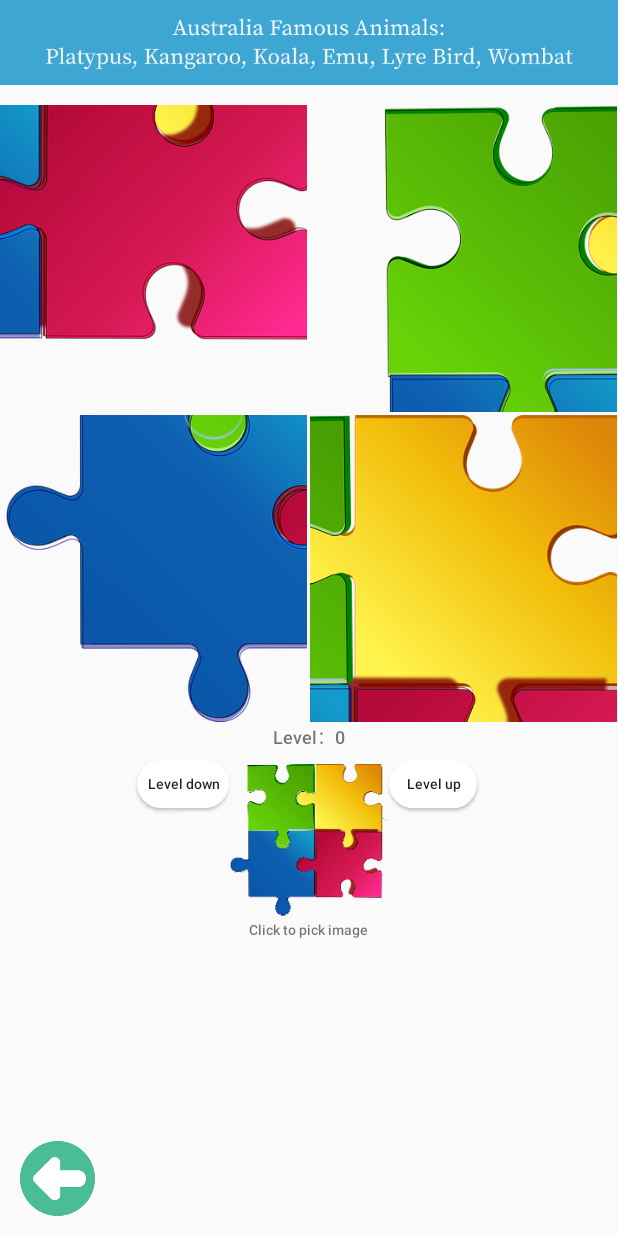
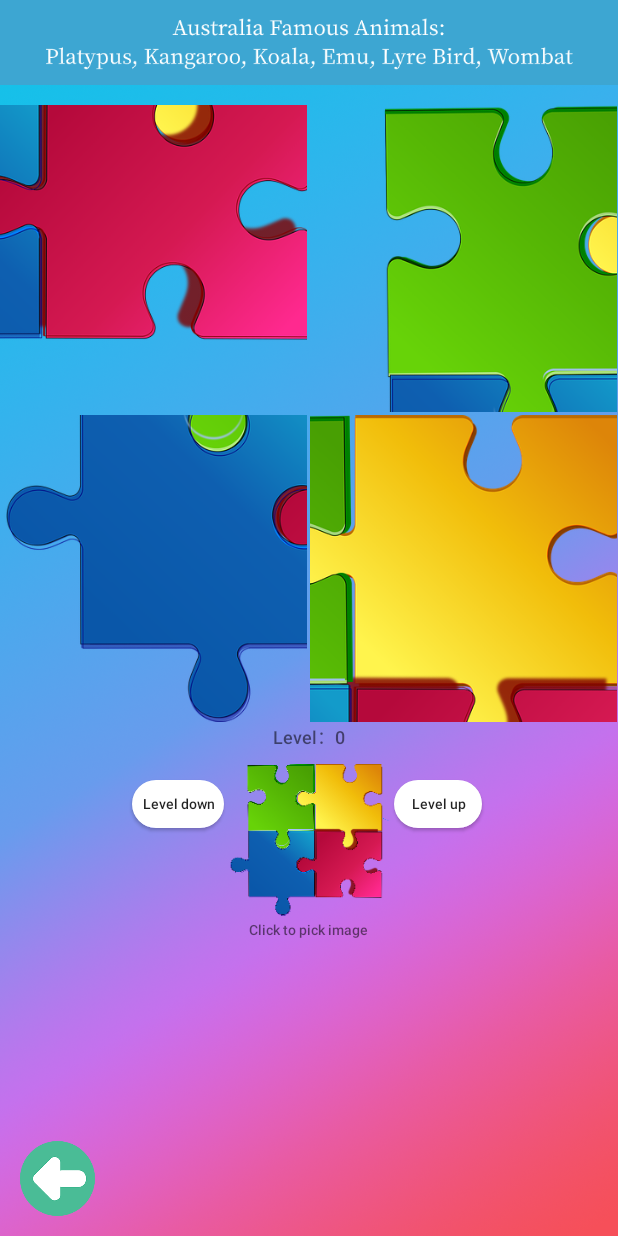
Before and after one commit to Leo9295/KidOZone_Iteration3, an Android app: the PuzzleAnimal screen opened directly, with no data from a screen before it, on a phone screen of 412 x 824 dp. Run offline under Robolectric (Android 15) with nearby library versions, the light colour scheme and no system bars.

Commit message:
Add a background color and little change in xml.

```diff
--- a/app/src/main/res/layout/lunch_box.xml
+++ b/app/src/main/res/layout/lunch_box.xml
@@ -4,7 +4,8 @@
     xmlns:tools="http://schemas.android.com/tools"
     android:layout_width="match_parent"
     android:layout_height="match_parent"
-    android:orientation="vertical">
+    android:orientation="vertical"
+    android:background="@drawable/background_pic">
 
 
     <Button
--- a/app/src/main/res/layout/lunch_result.xml
+++ b/app/src/main/res/layout/lunch_result.xml
@@ -4,7 +4,8 @@
     xmlns:tools="http://schemas.android.com/tools"
     android:layout_width="match_parent"
     android:layout_height="match_parent"
-    android:orientation="vertical">
+    android:orientation="vertical"
+    android:background="@drawable/background_pic">
 
 
     <Button
--- a/app/src/main/res/layout/puzzle.xml
+++ b/app/src/main/res/layout/puzzle.xml
@@ -4,7 +4,8 @@
     xmlns:tools="http://schemas.android.com/tools"
     android:layout_width="match_parent"
     android:layout_height="match_parent"
-    android:orientation="vertical">
+    android:orientation="vertical"
+    android:background="@drawable/background_pic">
 
     <Button
         android:id="@+id/imageAnimal"
--- a/app/src/main/res/layout/puzzle_animal.xml
+++ b/app/src/main/res/layout/puzzle_animal.xml
@@ -2,14 +2,16 @@
 <RelativeLayout xmlns:android="http://schemas.android.com/apk/res/android"
     android:layout_width="match_parent"
     android:layout_height="match_parent"
-    android:orientation="vertical">
+    android:orientation="vertical"
+    android:background="@drawable/background_pic">
 
     <Button
         android:id="@+id/btnAddLevel"
         android:layout_width="wrap_content"
         android:layout_height="wrap_content"
         android:layout_below="@+id/tvLevel"
-        android:layout_marginTop="10dp"
+        android:layout_marginTop="30dp"
+        android:layout_marginLeft="5dp"
         android:layout_toRightOf="@+id/ivSrcImg"
         android:background="@drawable/button_style5"
         android:onClick="addLevel"
@@ -22,7 +24,8 @@
         android:layout_width="wrap_content"
         android:layout_height="wrap_content"
         android:layout_below="@+id/tvLevel"
-        android:layout_marginTop="10dp"
+        android:layout_marginTop="30dp"
+        android:layout_marginRight="5dp"
         android:layout_toLeftOf="@+id/ivSrcImg"
         android:background="@drawable/button_style5"
         android:fontFamily="sans-serif-medium"
--- a/app/src/main/res/layout/waste.xml
+++ b/app/src/main/res/layout/waste.xml
@@ -4,7 +4,8 @@
     xmlns:tools="http://schemas.android.com/tools"
     android:layout_width="match_parent"
     android:layout_height="match_parent"
-    android:orientation="vertical">
+    android:orientation="vertical"
+    android:background="@drawable/background_pic">
 
 
     <Button
```
Also changed, not shown: app/src/main/res/layout/puzzle_sport.xml (+6 -3 lines), app/src/main/res/layout/puzzle_view.xml (+6 -3 lines), app/src/main/res/drawable/background_pic.png (added).
